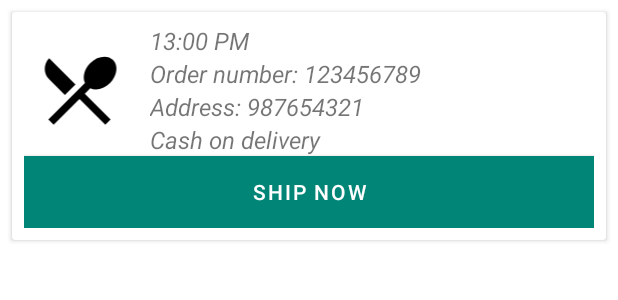
After one commit to WIUT-00006401/JustEatItShipper, an Android app: the layout layout_shipping_order.xml on its own in the app's theme, with its tools: preview values and no code run, on a phone screen of 412 x 824 dp. The commit adds this screen. Shown: the top 300 px of the screen. Run offline under Robolectric (Android 15) with nearby library versions, the phone set to English and light mode, and no system bars.

Commit message:
Order List

```diff
--- a/app/build.gradle
+++ b/app/build.gradle
@@ -52,4 +52,7 @@ dependencies {
     implementation 'com.github.d-max:spots-dialog:1.1@aar'
     implementation 'com.firebaseui:firebase-ui-auth:6.2.1'
     implementation 'com.google.firebase:firebase-database:19.2.0'
+
+    implementation 'com.github.bumptech.glide:glide:4.9.0'
+
 }
--- a/app/src/main/java/com/example/justeatitshipper/HomeActivity.kt
+++ b/app/src/main/java/com/example/justeatitshipper/HomeActivity.kt
@@ -24,11 +24,6 @@ class HomeActivity : AppCompatActivity() {
         val toolbar: Toolbar = findViewById(R.id.toolbar)
         setSupportActionBar(toolbar)
 
-        val fab: FloatingActionButton = findViewById(R.id.fab)
-        fab.setOnClickListener { view ->
-            Snackbar.make(view, "Replace with your own action", Snackbar.LENGTH_LONG)
-                .setAction("Action", null).show()
-        }
         val drawerLayout: DrawerLayout = findViewById(R.id.drawer_layout)
         val navView: NavigationView = findViewById(R.id.nav_view)
         val navController = findNavController(R.id.nav_host_fragment)
--- /dev/null
+++ b/app/src/main/res/layout/layout_shipping_order.xml
@@ -0,0 +1,80 @@
+<?xml version="1.0" encoding="utf-8"?>
+<androidx.cardview.widget.CardView xmlns:android="http://schemas.android.com/apk/res/android"
+    xmlns:app="http://schemas.android.com/apk/res-auto"
+    android:layout_margin="8dp"
+    android:layout_width="match_parent"
+    android:layout_height="wrap_content"
+    >
+
+    <LinearLayout
+        android:layout_width="match_parent"
+        android:layout_height="wrap_content"
+        android:orientation="vertical"
+        android:padding="8dp">
+
+        <LinearLayout
+            android:layout_width="match_parent"
+            android:layout_height="wrap_content"
+            android:orientation="horizontal"
+            android:weightSum="10">
+
+            <ImageView
+                android:id="@+id/img_food"
+                android:layout_width="0dp"
+                android:layout_gravity="center"
+                android:layout_height="60dp"
+                android:layout_weight="2"
+                android:layout_marginRight="10dp"
+                android:src="@drawable/ic_restaurant_menu_black_24dp"/>
+
+            <LinearLayout
+                android:layout_width="0dp"
+                android:layout_height="wrap_content"
+                android:layout_weight="8"
+                android:orientation="vertical">
+
+                <TextView
+                    android:id="@+id/txt_date"
+                    android:text="13:00 PM"
+                    android:textSize="16sp"
+                    android:textStyle="italic"
+                    android:layout_width="match_parent"
+                    android:layout_height="wrap_content"/>
+
+                <TextView
+                    android:id="@+id/txt_order_number"
+                    android:text="Order number: 123456789"
+                    android:textSize="16sp"
+                    android:textStyle="italic"
+                    android:layout_width="match_parent"
+                    android:layout_height="wrap_content"/>
+
+                <TextView
+                    android:id="@+id/txt_order_address"
+                    android:text="Address: 987654321"
+                    android:textSize="16sp"
+                    android:textStyle="italic"
+                    android:layout_width="match_parent"
+                    android:layout_height="wrap_content"/>
+
+                <TextView
+                    android:id="@+id/txt_payment"
+                    android:text="Cash on delivery"
+                    android:textSize="16sp"
+                    android:textStyle="italic"
+                    android:layout_width="match_parent"
+                    android:layout_height="wrap_content"/>
+            </LinearLayout>
+        </LinearLayout>
+
+        <com.google.android.material.button.MaterialButton
+            android:layout_width="match_parent"
+            android:layout_height="wrap_content"
+            android:layout_gravity="center"
+            android:id="@+id/btn_ship_now"
+            android:background="@android:color/holo_blue_dark"
+            android:textColor="@android:color/white"
+            android:text="Ship Now"/>
+    </LinearLayout>
+
+</androidx.cardview.widget.CardView>
--- a/app/src/main/res/values/styles.xml
+++ b/app/src/main/res/values/styles.xml
@@ -1,7 +1,7 @@
 <resources>
 
     <!-- Base application theme. -->
-    <style name="AppTheme" parent="Theme.AppCompat.Light.DarkActionBar">
+    <style name="AppTheme" parent="Theme.MaterialComponents.Light.NoActionBar">
         <!-- Customize your theme here. -->
         <item name="colorPrimary">@color/colorPrimary</item>
         <item name="colorPrimaryDark">@color/colorPrimaryDark</item>
```
Also changed, not shown: app/src/main/java/com/example/justeatitshipper/Adapter/MyShippingOrderAdapter.kt (added, +86 -0 lines), app/src/main/java/com/example/justeatitshipper/Callback/IShippingOrderCallbackListener.kt (added, +8 -0 lines), app/src/main/java/com/example/justeatitshipper/Model/CartItem.kt (added, +23 -0 lines), app/src/main/java/com/example/justeatitshipper/Model/OrderModel.kt (added, +21 -0 lines), app/src/main/java/com/example/justeatitshipper/Model/ShippingOrderModel.kt (added, +11 -0 lines), app/src/main/java/com/example/justeatitshipper/ui/home/HomeFragment.kt (+29 -4 lines), app/src/main/java/com/example/justeatitshipper/ui/home/HomeViewModel.kt (+54 -4 lines), app/src/main/res/anim/item_animation_from_left.xml (added, +16 -0 lines), app/src/main/res/anim/layout_item_from_left.xml (added, +8 -0 lines), app/src/main/res/layout/app_bar_home.xml (+0 -8 lines), app/src/main/res/layout/fragment_home.xml (+6 -13 lines).
